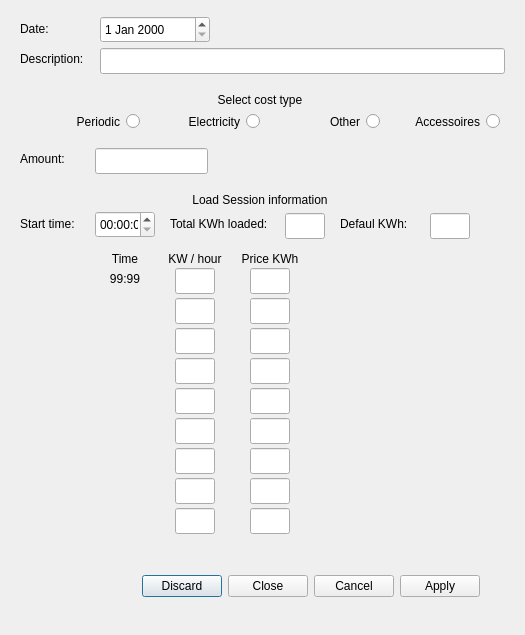
The window that QTLinux/AutoCost/datainputdialog.ui (Cvelthoven/AutoCost) describes before a commit, drawn with Qt 5.
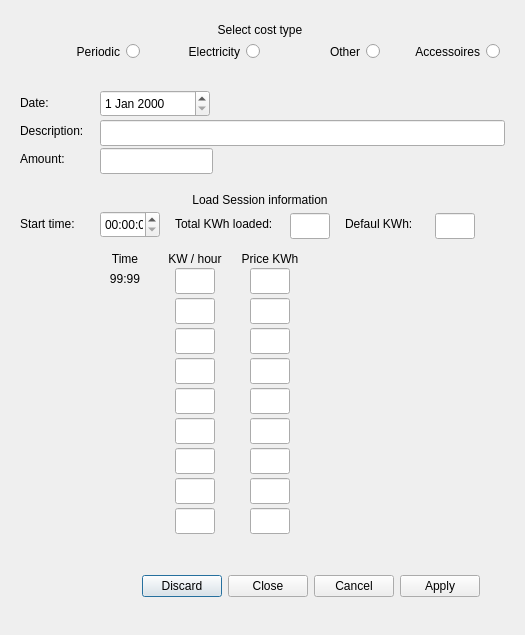
The same window after the commit.

Commit message: Retrieve datainputdialog.cpp data part 1

```diff
--- a/QTLinux/AutoCost/datainputdialog.ui
+++ b/QTLinux/AutoCost/datainputdialog.ui
@@ -33,7 +33,7 @@
    <property name="geometry">
     <rect>
      <x>20</x>
-     <y>20</y>
+     <y>94</y>
      <width>40</width>
      <height>18</height>
     </rect>
@@ -46,7 +46,7 @@
    <property name="geometry">
     <rect>
      <x>20</x>
-     <y>50</y>
+     <y>122</y>
      <width>75</width>
      <height>18</height>
     </rect>
@@ -59,7 +59,7 @@
    <property name="geometry">
     <rect>
      <x>20</x>
-     <y>110</y>
+     <y>40</y>
      <width>120</width>
      <height>23</height>
     </rect>
@@ -78,7 +78,7 @@
    <property name="geometry">
     <rect>
      <x>140</x>
-     <y>110</y>
+     <y>40</y>
      <width>120</width>
      <height>23</height>
     </rect>
@@ -97,7 +97,7 @@
    <property name="geometry">
     <rect>
      <x>260</x>
-     <y>110</y>
+     <y>40</y>
      <width>120</width>
      <height>23</height>
     </rect>
@@ -116,7 +116,7 @@
    <property name="geometry">
     <rect>
      <x>380</x>
-     <y>110</y>
+     <y>40</y>
      <width>120</width>
      <height>23</height>
     </rect>
@@ -135,7 +135,7 @@
    <property name="geometry">
     <rect>
      <x>100</x>
-     <y>16</y>
+     <y>90</y>
      <width>110</width>
      <height>27</height>
     </rect>
@@ -145,7 +145,7 @@
    <property name="geometry">
     <rect>
      <x>100</x>
-     <y>48</y>
+     <y>120</y>
      <width>405</width>
      <height>26</height>
     </rect>
@@ -155,7 +155,7 @@
    <property name="geometry">
     <rect>
      <x>20</x>
-     <y>90</y>
+     <y>20</y>
      <width>480</width>
      <height>20</height>
     </rect>
@@ -183,7 +183,7 @@
   <widget class="QLineEdit" name="lnAmount">
    <property name="geometry">
     <rect>
-     <x>95</x>
+     <x>100</x>
      <y>148</y>
      <width>113</width>
      <height>26</height>
@@ -222,7 +222,7 @@
   <widget class="QTimeEdit" name="teStartTime">
    <property name="geometry">
     <rect>
-     <x>95</x>
+     <x>100</x>
      <y>211</y>
      <width>60</width>
      <height>27</height>
@@ -476,7 +476,7 @@
   <widget class="QLabel" name="lblTotalKWh">
    <property name="geometry">
     <rect>
-     <x>170</x>
+     <x>175</x>
      <y>215</y>
      <width>115</width>
      <height>18</height>
@@ -489,7 +489,7 @@
   <widget class="QLineEdit" name="lnTotalKWh">
    <property name="geometry">
     <rect>
-     <x>285</x>
+     <x>290</x>
      <y>213</y>
      <width>40</width>
      <height>26</height>
@@ -499,7 +499,7 @@
   <widget class="QLabel" name="lblKWhMaxLoad">
    <property name="geometry">
     <rect>
-     <x>340</x>
+     <x>345</x>
      <y>215</y>
      <width>80</width>
      <height>18</height>
@@ -512,7 +512,7 @@
   <widget class="QLineEdit" name="lnKWhMax">
    <property name="geometry">
     <rect>
-     <x>430</x>
+     <x>435</x>
      <y>213</y>
      <width>40</width>
      <height>26</height>
```
The commit also changes 2 other files.
